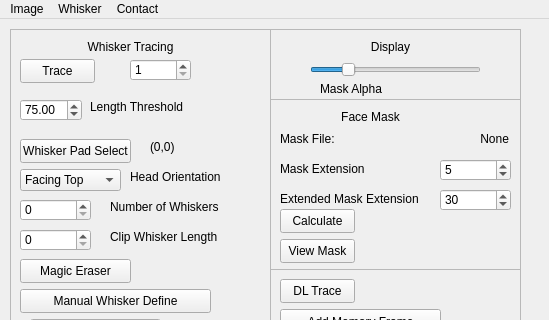
The window that src/WhiskerToolbox/Whisker_Widget/Whisker_Widget.ui (paulmthompson/WhiskerToolbox) describes before a commit, drawn with Qt 5; both pictures show x 0 to 549 and y 0 to 320 of the 549 by 651 pixel window.
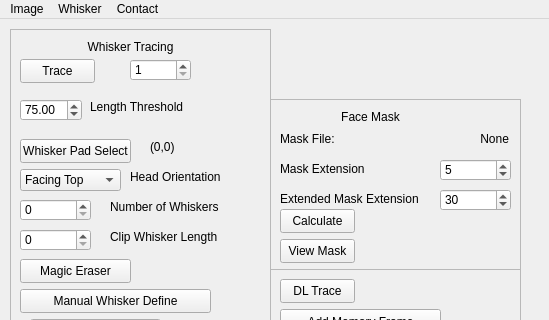
The same window after the commit.

Commit message: mask slider moved into media_widget and remove redundant methods

```diff
--- a/src/WhiskerToolbox/Whisker_Widget/Whisker_Widget.ui
+++ b/src/WhiskerToolbox/Whisker_Widget/Whisker_Widget.ui
@@ -394,70 +394,6 @@
      </property>
     </widget>
    </widget>
-   <widget class="QFrame" name="frame_2">
-    <property name="geometry">
-     <rect>
-      <x>270</x>
-      <y>10</y>
-      <width>251</width>
-      <height>71</height>
-     </rect>
-    </property>
-    <property name="frameShape">
-     <enum>QFrame::Shape::StyledPanel</enum>
-    </property>
-    <property name="frameShadow">
-     <enum>QFrame::Shadow::Raised</enum>
-    </property>
-    <widget class="QLabel" name="label_4">
-     <property name="geometry">
-      <rect>
-       <x>50</x>
-       <y>50</y>
-       <width>111</width>
-       <height>20</height>
-      </rect>
-     </property>
-     <property name="text">
-      <string>Mask Alpha</string>
-     </property>
-    </widget>
-    <widget class="QSlider" name="mask_alpha_slider">
-     <property name="geometry">
-      <rect>
-       <x>40</x>
-       <y>30</y>
-       <width>171</width>
-       <height>22</height>
-      </rect>
-     </property>
-     <property name="maximum">
-      <number>255</number>
-     </property>
-     <property name="value">
-      <number>50</number>
-     </property>
-     <property name="orientation">
-      <enum>Qt::Orientation::Horizontal</enum>
-     </property>
-    </widget>
-    <widget class="QLabel" name="label_6">
-     <property name="geometry">
-      <rect>
-       <x>60</x>
-       <y>10</y>
-       <width>121</width>
-       <height>16</height>
-      </rect>
-     </property>
-     <property name="text">
-      <string>Display</string>
-     </property>
-     <property name="alignment">
-      <set>Qt::AlignmentFlag::AlignCenter</set>
-     </property>
-    </widget>
-   </widget>
    <widget class="QFrame" name="frame_3">
     <property name="geometry">
      <rect>
```
The commit also changes 8 other files.
